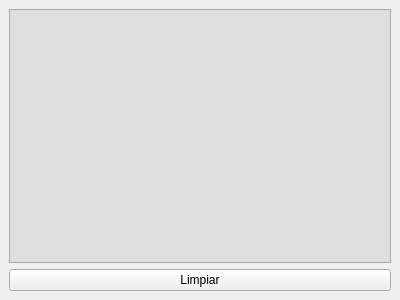
Before: the Qt Designer form ui/dock_debug.ui in katmai1/qtradingview, drawn with Qt 5.
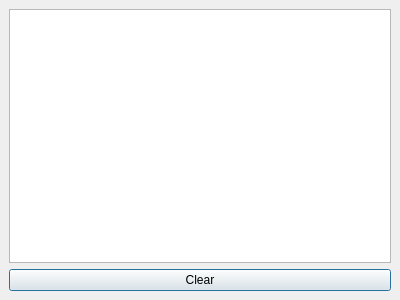
After: the same form once the commit is applied. Icons and pictures are not drawn.

The edit to the form file:
```diff
--- a/ui/dock_debug.ui
+++ b/ui/dock_debug.ui
@@ -10,6 +10,13 @@
     <height>300</height>
    </rect>
   </property>
+  <property name="windowIcon">
+   <iconset resource="../icons/iconos.qrc">
+    <normaloff>:/actions/actions/debug.svg</normaloff>:/actions/actions/debug.svg</iconset>
+  </property>
+  <property name="autoFillBackground">
+   <bool>false</bool>
+  </property>
   <property name="features">
    <set>QDockWidget::DockWidgetFloatable|QDockWidget::DockWidgetMovable</set>
   </property>
@@ -23,8 +30,8 @@
    <layout class="QVBoxLayout" name="verticalLayout">
     <item>
      <widget class="QTextBrowser" name="edit_logger">
-      <property name="styleSheet">
-       <string notr="true">background-color: rgb(222, 222, 222);</string>
+      <property name="locale">
+       <locale language="English" country="UnitedStates"/>
       </property>
       <property name="autoFormatting">
        <set>QTextEdit::AutoAll</set>
@@ -37,11 +44,14 @@
     <item>
      <widget class="QPushButton" name="btn_clear">
       <property name="text">
-       <string>Limpiar</string>
+       <string>Clear</string>
       </property>
       <property name="autoDefault">
        <bool>true</bool>
       </property>
+      <property name="default">
+       <bool>true</bool>
+      </property>
      </widget>
     </item>
    </layout>
```
Left out of the diff: 9 changed lines with no effect on the pictures.
